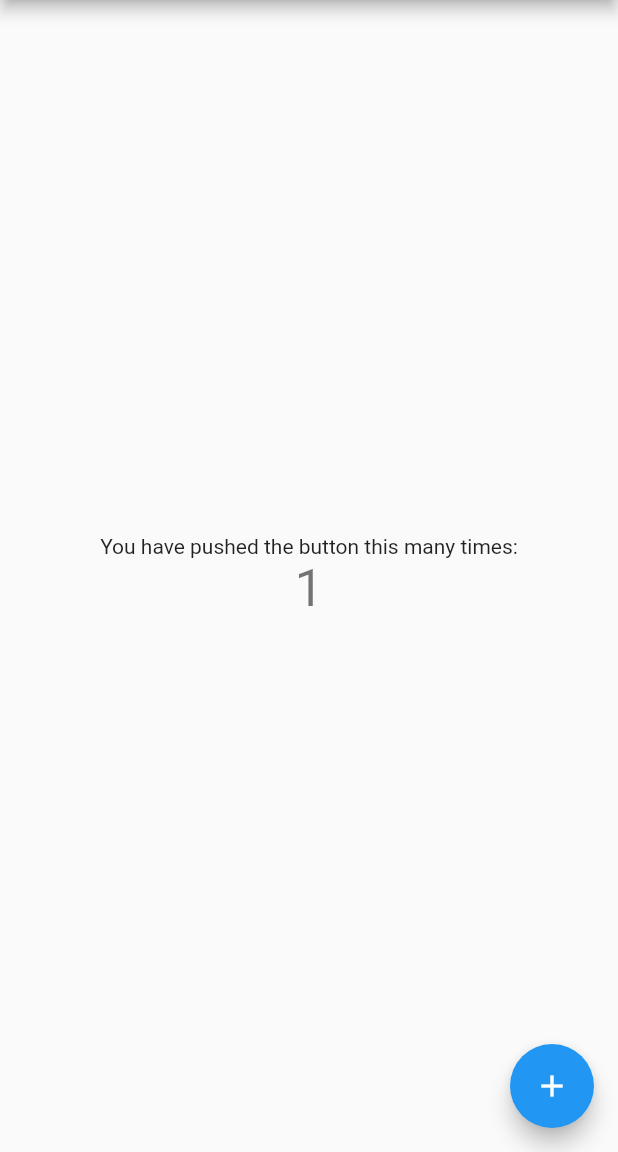
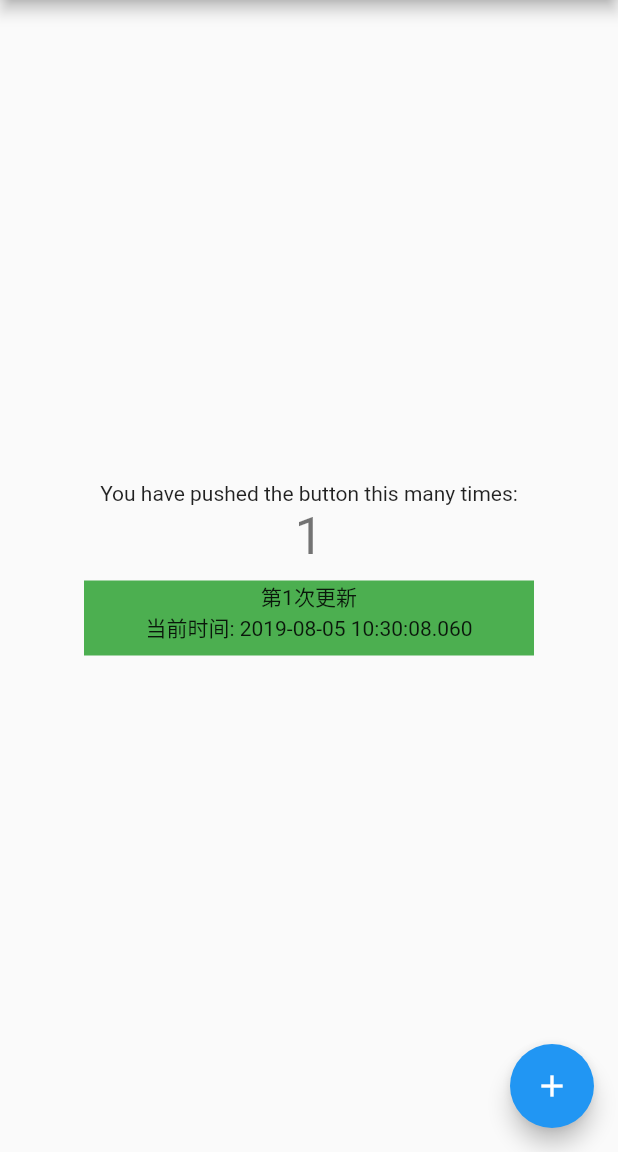
Before and after one commit to HOLDfoot/FlutterStateSample, a Flutter app: the screen it shows after launch, after a tap on the "add" icon, on a phone screen of 412 x 824 dp, the part 84-1236 px from its top. Run offline on Flutter 3.47's test engine with Material 2 defaults, Android fonts, the phone set to English and light mode, and no system bars; our stand-ins replace package_info.

Commit message:
Add ChildStateWidget

```diff
--- a/lib/main.dart
+++ b/lib/main.dart
@@ -48,24 +48,29 @@ class _MyHomePageState extends State<MyHomePage> {
   int _counter = 0;
 
   void _incrementCounter() {
+    _counter++;
+
+    _globalKey.currentState.updateValue(_counter);
+
     setState(() {
       // This call to setState tells the Flutter framework that something has
       // changed in this State, which causes it to rerun the build method below
       // so that the display can reflect the updated values. If we changed
       // _counter without calling setState(), then the build method would not be
       // called again, and so nothing would appear to happen.
-      _counter++;
     });
 
-    PackageInfo.fromPlatform().then((PackageInfo packageInfo) {
+  /*  PackageInfo.fromPlatform().then((PackageInfo packageInfo) {
       String _appBuildNumber = packageInfo.buildNumber;
       String _appVersion = packageInfo.version;
       setState(() {
         print("_appVersion: $_appVersion");
         print("_appBuildNumber: $_appBuildNumber");
       });
-    });
+    });*/
   }
+
+  GlobalKey<ChildStateWidget> _globalKey = GlobalKey();
 
   @override
   Widget build(BuildContext context) {
@@ -108,6 +113,9 @@ class _MyHomePageState extends State<MyHomePage> {
               '$_counter',
               style: Theme.of(context).textTheme.display1,
             ),
+            ChildWidget(
+              key: _globalKey,
+            ),
           ],
         ),
       ),
@@ -119,3 +127,48 @@ class _MyHomePageState extends State<MyHomePage> {
     );
   }
 }
+
+class ChildWidget extends StatefulWidget {
+  ChildWidget({key}) : super(key: key);
+
+  @override
+  State<StatefulWidget> createState() {
+    // TODO: implement createState
+    return ChildStateWidget();
+  }
+}
+
+class ChildStateWidget extends State<ChildWidget> {
+
+  int _updateTimes = 0;
+
+  updateValue(int times) {
+    setState(() {
+      _updateTimes = times;
+    });
+  }
+
+  @override
+  void initState() {
+    super.initState();
+    print("ChildWidget initState");
+  }
+
+  @override
+  Widget build(BuildContext context) {
+    print("ChildWidget build");
+    return Container(
+      color: Colors.green,
+      margin: EdgeInsets.all(10),
+      height: 50,
+      width: 300,
+      child: Column(
+        mainAxisSize: MainAxisSize.min,
+        children: <Widget>[
+          Text("第$_updateTimes次更新"),
+          Text("当前时间: ${DateTime.now()}")
+        ],
+      ),
+    );
+  }
+}
```
